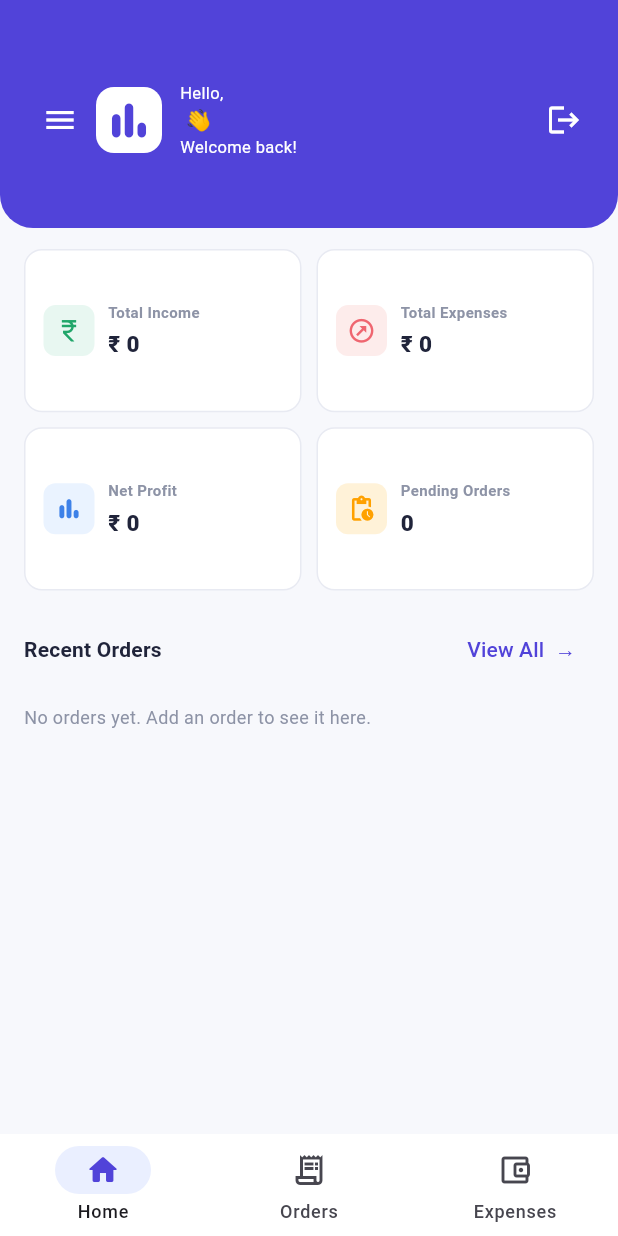
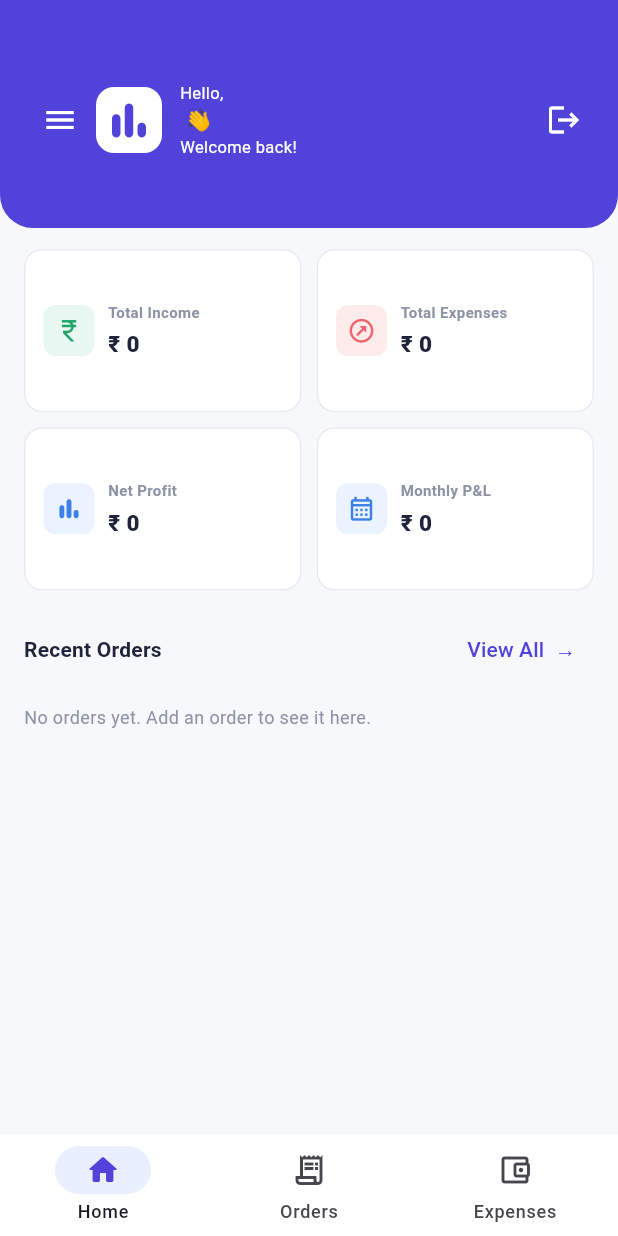
Before and after one commit to valadarshana/business-pro, a Flutter app: the screen it shows once a user with an empty profile is signed in, on a phone screen of 412 x 824 dp. Run offline on Flutter 3.47's test engine with Material 3 defaults, Android fonts, the phone set to English and light mode, and no system bars; our stand-ins replace cloud_firestore, firebase_auth, firebase_core, flutter_riverpod, google_sign_in; accounts and stored records are empty.

Commit message:
added monthly profit loss added

```diff
--- /dev/null
+++ b/lib/app/app_strings.dart
@@ -0,0 +1,3 @@
+abstract final class AppStrings {
+  static const appName = 'Business Pro';
+}
--- a/lib/app/business_pro_app.dart
+++ b/lib/app/business_pro_app.dart
@@ -2,6 +2,7 @@ import 'package:flutter/material.dart';
 import 'package:firebase_core/firebase_core.dart';
 import 'package:flutter_riverpod/flutter_riverpod.dart';
 
+import 'app_strings.dart';
 import '../models/auth_user.dart';
 import '../providers/expense_providers.dart';
 import '../providers/order_providers.dart';
@@ -54,7 +55,7 @@ class _BusinessProAppState extends State<BusinessProApp> {
       ],
       child: MaterialApp(
         debugShowCheckedModeBanner: false,
-        title: 'Business Pro',
+        title: AppStrings.appName,
         theme: AppTheme.light,
         home: widget.authRepository != null
             ? AuthGate(authRepository: widget.authRepository!)
--- /dev/null
+++ b/lib/providers/monthly_profit_loss_providers.dart
@@ -0,0 +1,28 @@
+import 'package:flutter_riverpod/flutter_riverpod.dart';
+
+import '../models/monthly_profit_loss.dart';
+import 'expense_providers.dart';
+import 'order_providers.dart';
+
+final monthlyProfitLossProvider = Provider<AsyncValue<List<MonthlyProfitLoss>>>(
+  (ref) {
+    final orders = ref.watch(ordersProvider);
+    final expenses = ref.watch(expensesProvider);
+
+    return orders.when(
+      data: (orderItems) => expenses.when(
+        data: (expenseItems) => AsyncData(
+          MonthlyProfitLoss.calculate(
+            orders: orderItems,
+            expenses: expenseItems,
+            currentDate: DateTime.now(),
+          ),
+        ),
+        error: (error, stackTrace) => AsyncError(error, stackTrace),
+        loading: () => const AsyncLoading(),
+      ),
+      error: (error, stackTrace) => AsyncError(error, stackTrace),
+      loading: () => const AsyncLoading(),
+    );
+  },
+);
--- a/lib/ui/screens/dashboard_screen.dart
+++ b/lib/ui/screens/dashboard_screen.dart
@@ -3,10 +3,12 @@ import 'package:flutter_riverpod/flutter_riverpod.dart';
 
 import '../../models/business_models.dart';
 import '../../providers/expense_providers.dart';
+import '../../providers/monthly_profit_loss_providers.dart';
 import '../../providers/order_providers.dart';
 import '../../theme/app_theme.dart';
 import '../widgets/metric_card.dart';
 import '../widgets/order_list_tile.dart';
+import 'monthly_profit_loss_screen.dart';
 
 class DashboardScreen extends ConsumerWidget {
   const DashboardScreen({
@@ -24,6 +26,14 @@ class DashboardScreen extends ConsumerWidget {
   Widget build(BuildContext context, WidgetRef ref) {
     final ordersAsync = ref.watch(ordersProvider);
     final expensesAsync = ref.watch(expensesProvider);
+    final monthlyReportsAsync = ref.watch(monthlyProfitLossProvider);
+    final now = DateTime.now();
+    final currentMonthReport = monthlyReportsAsync.whenOrNull(
+      data: (reports) => reports.firstWhere(
+        (report) =>
+            report.month.year == now.year && report.month.month == now.month,
+      ),
+    );
     final totalExpenses = expensesAsync.whenOrNull(
       data: (expenses) =>
           expenses.fold<double>(0, (total, expense) => total + expense.amount),
@@ -32,10 +42,6 @@ class DashboardScreen extends ConsumerWidget {
       data: (orders) => orders
           .where((order) => order.status == OrderStatus.completed)
           .fold<double>(0, (total, order) => total + order.total),
-    );
-    final pendingCount = ordersAsync.whenOrNull(
-      data: (orders) =>
-          orders.where((order) => order.status == OrderStatus.pending).length,
     );
     final metrics = [
       (
@@ -64,11 +70,15 @@ class DashboardScreen extends ConsumerWidget {
         accent: AppColors.blue,
       ),
       (
-        icon: Icons.pending_actions_outlined,
-        title: 'Pending Orders',
-        value: pendingCount?.toString() ?? '—',
-        tint: AppColors.pendingTint,
-        accent: AppColors.warning,
+        icon: Icons.calendar_month_outlined,
+        title: 'Monthly P&L',
+        value: currentMonthReport == null
+            ? '—'
+            : _formatNet(currentMonthReport.net),
+        tint: AppColors.profitTint,
+        accent: currentMonthReport != null && currentMonthReport.net < 0
+            ? AppColors.danger
+            : AppColors.blue,
       ),
     ];
 
@@ -161,6 +171,14 @@ class DashboardScreen extends ConsumerWidget {
                       value: metrics[index].value,
                       tint: metrics[index].tint,
                       accent: metrics[index].accent,
+                      onTap: index == 3
+                          ? () => Navigator.push(
+                              context,
+                              MaterialPageRoute(
+                                builder: (_) => const MonthlyProfitLossScreen(),
+                              ),
+                            )
+                          : null,
                     ),
                   ),
                   if (expensesAsync.hasError) ...[
@@ -229,6 +247,13 @@ class DashboardScreen extends ConsumerWidget {
   }
 }
 
+String _formatNet(double amount) {
+  final value = formatCurrency(amount.abs());
+  if (amount < 0) return '-$value loss';
+  if (amount > 0) return '$value profit';
+  return value;
+}
+
 class _DashboardOrdersError extends StatelessWidget {
   const _DashboardOrdersError({required this.error, required this.onRetry});
 
--- a/lib/ui/screens/splash_screen.dart
+++ b/lib/ui/screens/splash_screen.dart
@@ -1,5 +1,6 @@
 import 'package:flutter/material.dart';
 
+import '../../app/app_strings.dart';
 import '../../services/auth_repository.dart';
 import '../../theme/app_theme.dart';
 import '../widgets/app_button.dart';
@@ -41,7 +42,7 @@ class SplashScreen extends StatelessWidget {
                 ),
                 const SizedBox(height: 18),
                 Text(
-                  'Business Pro',
+                  AppStrings.appName,
                   style: Theme.of(context).textTheme.headlineSmall?.copyWith(
                     color: AppColors.white,
                     fontSize: 25,
--- a/lib/ui/widgets/metric_card.dart
+++ b/lib/ui/widgets/metric_card.dart
@@ -10,6 +10,7 @@ class MetricCard extends StatelessWidget {
     required this.value,
     required this.tint,
     required this.accent,
+    this.onTap,
   });
 
   final IconData icon;
@@ -17,13 +18,19 @@ class MetricCard extends StatelessWidget {
   final String value;
   final Color tint;
   final Color accent;
+  final VoidCallback? onTap;
 
   @override
   Widget build(BuildContext context) {
-    return Container(
+    return Material(
+      color: AppColors.white,
+      borderRadius: BorderRadius.circular(AppTheme.cardRadius),
+      child: InkWell(
+        onTap: onTap,
+        borderRadius: BorderRadius.circular(AppTheme.cardRadius),
+        child: Container(
           padding: const EdgeInsets.all(12),
           decoration: BoxDecoration(
-        color: AppColors.white,
             borderRadius: BorderRadius.circular(AppTheme.cardRadius),
             border: Border.all(color: AppColors.border),
           ),
@@ -72,6 +79,8 @@ class MetricCard extends StatelessWidget {
               ),
             ],
           ),
+        ),
+      ),
     );
   }
 }
```
Also changed, not shown: lib/models/monthly_profit_loss.dart (added, +84 -0 lines), lib/ui/screens/login_screen.dart (+55 -54 lines), lib/ui/screens/monthly_profit_loss_screen.dart (added, +153 -0 lines), 2 other files. Lines whose indentation alone changed are shown as unchanged.
